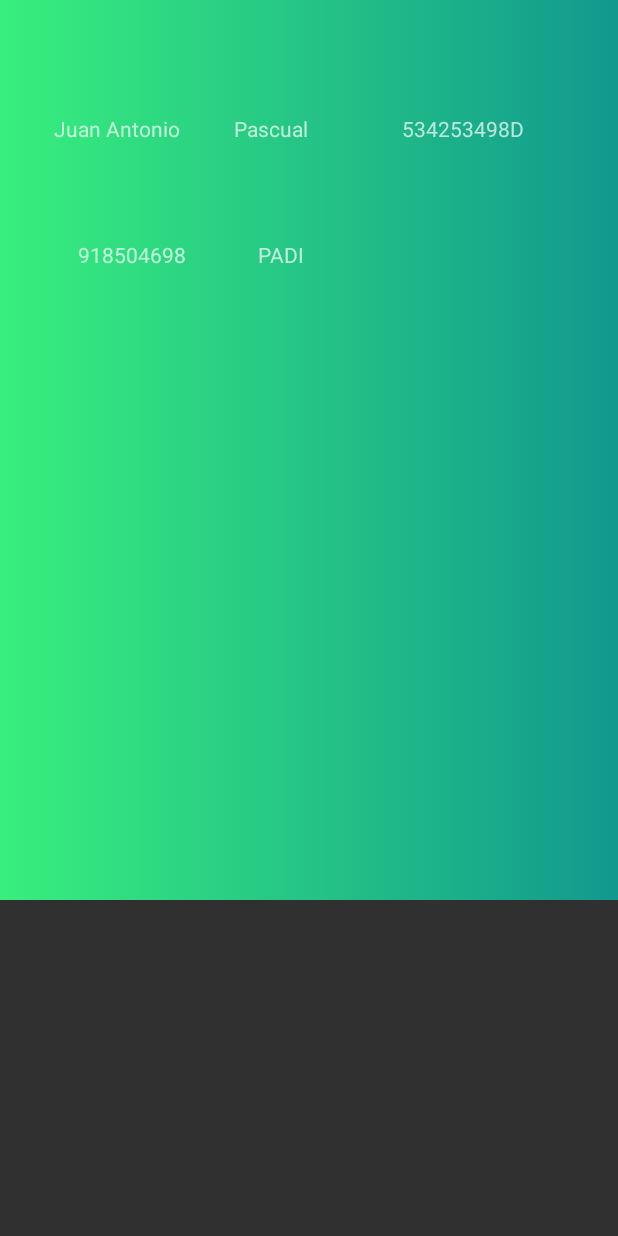
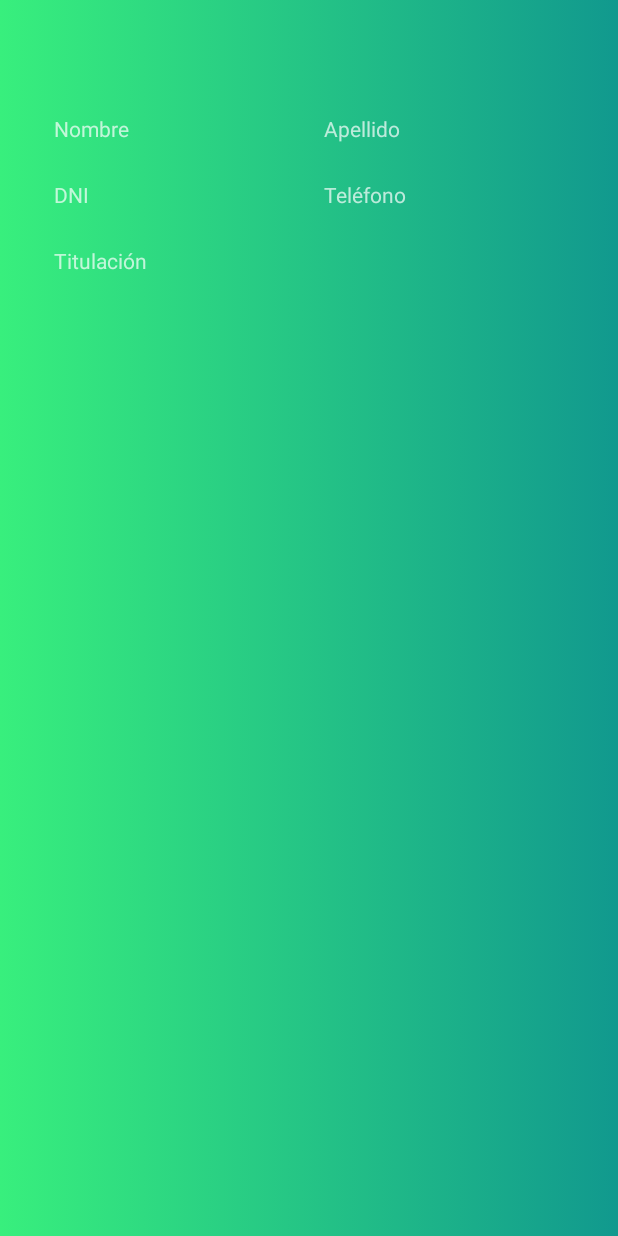
Before and after one commit to nacholagorta/AndroidAppBuceoPedrena, an Android app: the layout display_user_row.xml on its own in the app's theme, with its tools: preview values and no code run, on a phone screen of 412 x 824 dp. Run offline under Robolectric (Android 15) with nearby library versions, the phone set to English and light mode, and no system bars.

Commit message:
Completado diseño y funcionalidad

```diff
--- a/app/src/main/res/layout/display_user_row.xml
+++ b/app/src/main/res/layout/display_user_row.xml
@@ -4,7 +4,7 @@
     xmlns:app="http://schemas.android.com/apk/res-auto"
     xmlns:tools="http://schemas.android.com/tools"
     android:layout_width="match_parent"
-    android:layout_height="600dp"
+    android:layout_height="900dp"
     android:background="@drawable/gradient_background">
 
     <TextView
@@ -13,7 +13,7 @@
         android:layout_height="wrap_content"
         android:layout_marginStart="36dp"
         android:layout_marginTop="76dp"
-        android:text="Juan Antonio"
+        android:text="@string/nombre"
         app:layout_constraintStart_toStartOf="parent"
         app:layout_constraintTop_toTopOf="parent" />
 
@@ -21,9 +21,9 @@
         android:id="@+id/tvApellidoUser"
         android:layout_width="wrap_content"
         android:layout_height="wrap_content"
-        android:layout_marginStart="156dp"
+        android:layout_marginStart="216dp"
         android:layout_marginTop="76dp"
-        android:text="Pascual"
+        android:text="@string/apellido"
         app:layout_constraintStart_toStartOf="parent"
         app:layout_constraintTop_toTopOf="parent" />
 
@@ -31,9 +31,9 @@
         android:id="@+id/tvTelefonoUser"
         android:layout_width="wrap_content"
         android:layout_height="wrap_content"
-        android:layout_marginStart="52dp"
-        android:layout_marginTop="160dp"
-        android:text="918504698"
+        android:layout_marginStart="216dp"
+        android:layout_marginTop="120dp"
+        android:text="@string/tel_fono"
         app:layout_constraintStart_toStartOf="parent"
         app:layout_constraintTop_toTopOf="parent" />
 
@@ -41,9 +41,9 @@
         android:id="@+id/tvDNIUser"
         android:layout_width="wrap_content"
         android:layout_height="wrap_content"
-        android:layout_marginStart="268dp"
-        android:layout_marginTop="76dp"
-        android:text="534253498D"
+        android:layout_marginStart="36dp"
+        android:layout_marginTop="120dp"
+        android:text="@string/dni"
         app:layout_constraintStart_toStartOf="parent"
         app:layout_constraintTop_toTopOf="parent" />
 
@@ -51,9 +51,9 @@
         android:id="@+id/tvTitulacionUser"
         android:layout_width="wrap_content"
         android:layout_height="wrap_content"
-        android:layout_marginStart="172dp"
-        android:layout_marginTop="160dp"
-        android:text="PADI"
+        android:layout_marginStart="36dp"
+        android:layout_marginTop="164dp"
+        android:text="@string/titulaci_n"
         app:layout_constraintStart_toStartOf="parent"
         app:layout_constraintTop_toTopOf="parent" />
 
--- a/app/src/main/res/layout/fragment_mis_salidas.xml
+++ b/app/src/main/res/layout/fragment_mis_salidas.xml
@@ -18,7 +18,7 @@
             android:layout_marginTop="8dp"
             android:layout_marginEnd="8dp"
             android:layout_marginBottom="8dp"
-            android:text="PROXIMAMENTE"
+            android:text="@string/proximamente"
             android:textAlignment="center"
             android:textSize="36sp"
             app:layout_constraintBottom_toBottomOf="parent"
--- a/app/src/main/res/values/strings.xml
+++ b/app/src/main/res/values/strings.xml
@@ -13,4 +13,19 @@
     <string name="nav_instructores">Instructores</string>
     <string name="nav_misSalidas">Mis Salidas</string>
     <string name="nav_perfil">Perfil</string>
+    <string name="hora">Hora</string>
+    <string name="lugar">Lugar</string>
+    <string name="instructor">Instructor</string>
+    <string name="titulaci_n">Titulación</string>
+    <string name="dni">DNI</string>
+    <string name="tel_fono">Teléfono</string>
+    <string name="apellido">Apellido</string>
+    <string name="nombre">Nombre</string>
+    <string name="proximamente">PROXIMAMENTE</string>
+    <string name="seleccionar_fecha">Seleccionar fecha</string>
+    <string name="fecha_seleccionada">FECHA SELECCIONADA</string>
+    <string name="log_in">Log In</string>
+    <string name="contrase_a">Contraseña</string>
+    <string name="email">Email</string>
+    <string name="buceo_pedre_a">Buceo Pedreña</string>
 </resources>
```
Also changed, not shown: app/src/main/java/com/example/pccom/androidappbuceopedrena/FragmentNavigationBar/PerfilFragment.java (+6 -5 lines), app/src/main/java/com/example/pccom/androidappbuceopedrena/FragmentNavigationBar/SalidasFragment.java (+17 -10 lines), app/src/main/res/layout/activity_main.xml (+4 -4 lines), app/src/main/res/layout/display_salidas_row.xml (+5 -5 lines), app/src/main/res/layout/fragment_salidas.xml (+5 -5 lines).
